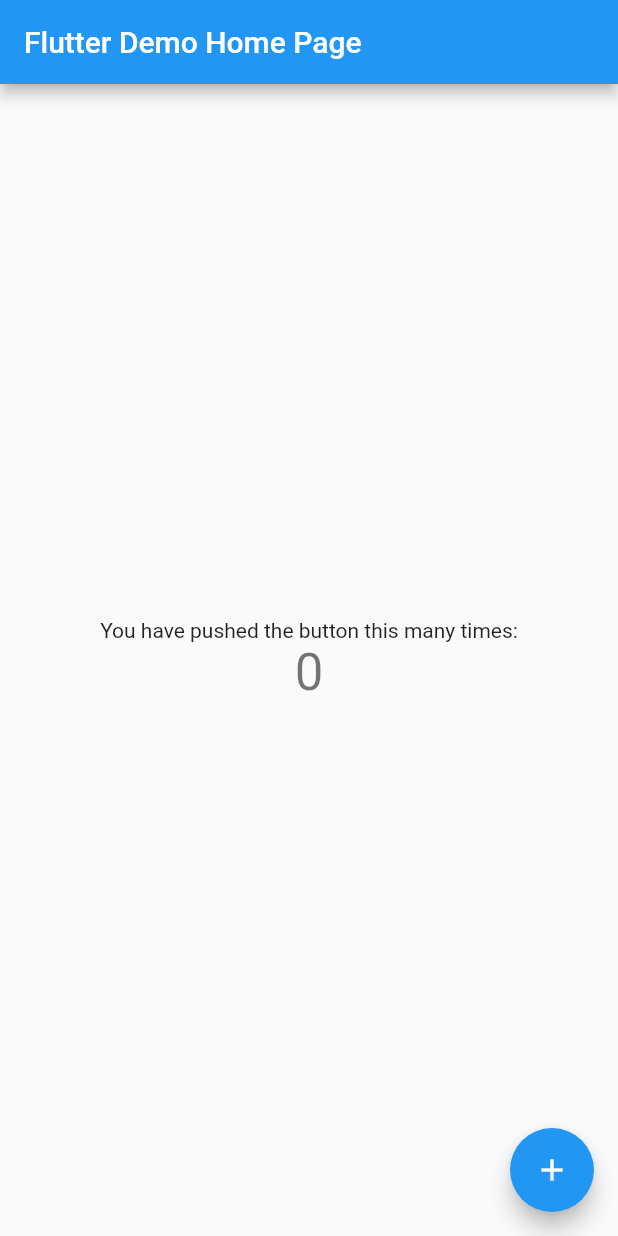
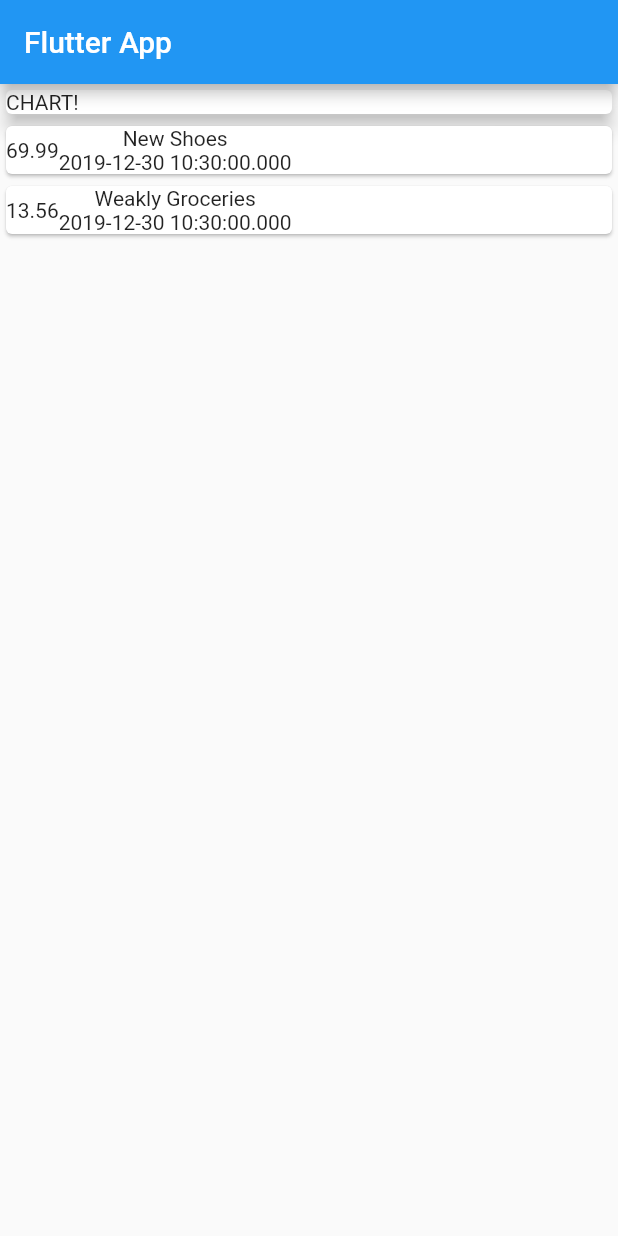
Before and after one commit to sahilmob/flutter-course-personal-expenses-app, a Flutter app: the screen it shows after launch, on a phone screen of 412 x 824 dp. Run offline on Flutter 3.47's test engine with Material 2 defaults, Android fonts, the phone set to English and light mode, and no system bars.

Commit message:
create basic layout

```diff
--- a/lib/main.dart
+++ b/lib/main.dart
@@ -1,4 +1,5 @@
 import 'package:flutter/material.dart';
+import "package:personal_expenses_app/transaction.dart";
 
 void main() => runApp(MyApp());
 
@@ -10,53 +11,58 @@ class MyApp extends StatelessWidget {
       theme: ThemeData(
         primarySwatch: Colors.blue,
       ),
-      home: MyHomePage(title: 'Flutter Demo Home Page'),
+      home: MyHomePage(),
     );
   }
 }
 
-class MyHomePage extends StatefulWidget {
-  MyHomePage({Key key, this.title}) : super(key: key);
-
-  final String title;
-
-  @override
-  _MyHomePageState createState() => _MyHomePageState();
-}
-
-class _MyHomePageState extends State<MyHomePage> {
-  int _counter = 0;
-
-  void _incrementCounter() {
-    setState(() {
-      _counter++;
-    });
-  }
+class MyHomePage extends StatelessWidget {
+  final List<Transaction> transactions = [
+    Transaction(
+        id: "t1", title: "New Shoes", amount: 69.99, date: DateTime.now()),
+    Transaction(
+        id: "t2",
+        title: "Weakly Groceries",
+        amount: 13.56,
+        date: DateTime.now())
+  ];
 
   @override
   Widget build(BuildContext context) {
     return Scaffold(
       appBar: AppBar(
-        title: Text(widget.title),
+        title: Text("Flutter App"),
       ),
-      body: Center(
-        child: Column(
-          mainAxisAlignment: MainAxisAlignment.center,
-          children: <Widget>[
-            Text(
-              'You have pushed the button this many times:',
+      body: Column(
+        children: <Widget>[
+          Container(
+            width: double.infinity,
+            child: Card(
+              child: Text("CHART!"),
+              elevation: 5,
             ),
-            Text(
-              '$_counter',
-              style: Theme.of(context).textTheme.display1,
-            ),
-          ],
-        ),
-      ),
-      floatingActionButton: FloatingActionButton(
-        onPressed: _incrementCounter,
-        tooltip: 'Increment',
-        child: Icon(Icons.add),
+          ),
+          Column(
+            crossAxisAlignment: CrossAxisAlignment.stretch,
+            children: transactions
+                .map((tx) => Card(
+                      child: Row(
+                        children: <Widget>[
+                          Container(
+                            child: Text(tx.amount.toString()),
+                          ),
+                          Column(
+                            children: <Widget>[
+                              Text(tx.title),
+                              Text(tx.date.toString())
+                            ],
+                          )
+                        ],
+                      ),
+                    ))
+                .toList(),
+          )
+        ],
       ),
     );
   }
--- /dev/null
+++ b/lib/transaction.dart
@@ -0,0 +1,14 @@
+import "package:flutter/foundation.dart";
+
+class Transaction {
+  final String id;
+  final String title;
+  final double amount;
+  final DateTime date;
+
+  Transaction(
+      {@required this.id,
+      @required this.title,
+      @required this.amount,
+      @required this.date});
+}
```
